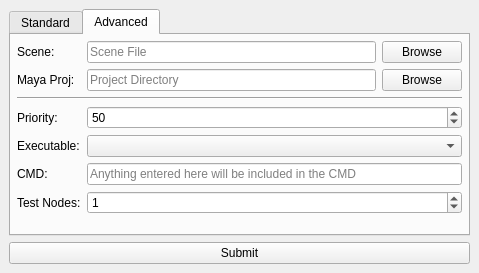
The window that ui/UI_Submitter.ui (david2777/DPS_Hydra) describes before a commit, drawn with Qt 5.
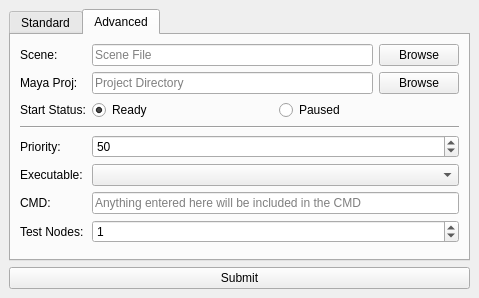
The same window after the commit. The open tabs and pages were chosen to show the change.

Commit message:
Submitter now works (for the most part)!
Still needs input validation, browse buttons, and probably a few other
things

What changed in the file:
```diff
--- a/ui/UI_Submitter.ui
+++ b/ui/UI_Submitter.ui
@@ -7,7 +7,7 @@
     <x>0</x>
     <y>0</y>
     <width>448</width>
-    <height>273</height>
+    <height>298</height>
    </rect>
   </property>
   <property name="sizePolicy">
@@ -295,19 +295,7 @@
        <attribute name="title">
         <string>Advanced</string>
        </attribute>
-       <layout class="QFormLayout" name="formLayout_3">
-        <property name="fieldGrowthPolicy">
-         <enum>QFormLayout::AllNonFixedFieldsGrow</enum>
-        </property>
-        <property name="horizontalSpacing">
-         <number>6</number>
-        </property>
-        <property name="verticalSpacing">
-         <number>6</number>
-        </property>
-        <property name="margin">
-         <number>6</number>
-        </property>
+       <layout class="QFormLayout" name="formLayout_2">
         <item row="0" column="0">
          <widget class="QLabel" name="sceneLabel">
           <property name="text">
@@ -333,14 +321,14 @@
           </item>
          </layout>
         </item>
-        <item row="2" column="0">
+        <item row="1" column="0">
          <widget class="QLabel" name="projLabel">
           <property name="text">
            <string>Maya Proj:</string>
           </property>
          </widget>
         </item>
-        <item row="2" column="1">
+        <item row="1" column="1">
          <layout class="QGridLayout" name="mayaProjLayout">
           <item row="0" column="1">
            <widget class="QPushButton" name="projButton">
@@ -361,7 +349,35 @@
           </item>
          </layout>
         </item>
-        <item row="6" column="0">
+        <item row="2" column="1">
+         <layout class="QHBoxLayout" name="startStatusLayout">
+          <item>
+           <widget class="QRadioButton" name="startStatusRadioButton">
+            <property name="text">
+             <string>Ready</string>
+            </property>
+            <property name="checked">
+             <bool>true</bool>
+            </property>
+           </widget>
+          </item>
+          <item>
+           <widget class="QRadioButton" name="startStatusLabel">
+            <property name="text">
+             <string>Paused</string>
+            </property>
+           </widget>
+          </item>
+         </layout>
+        </item>
+        <item row="3" column="0" colspan="2">
+         <widget class="Line" name="line">
+          <property name="orientation">
+           <enum>Qt::Horizontal</enum>
+          </property>
+         </widget>
+        </item>
+        <item row="5" column="0">
          <widget class="QLabel" name="priorityLabel">
           <property name="text">
            <string>Priority:</string>
@@ -371,7 +387,7 @@
           </property>
          </widget>
         </item>
-        <item row="6" column="1">
+        <item row="5" column="1">
          <widget class="QSpinBox" name="prioritySpinBox">
           <property name="minimum">
            <number>-100</number>
@@ -428,10 +444,10 @@
           </property>
          </widget>
         </item>
-        <item row="5" column="0" colspan="2">
-         <widget class="Line" name="line">
-          <property name="orientation">
-           <enum>Qt::Horizontal</enum>
+        <item row="2" column="0">
+         <widget class="QLabel" name="startStatusLabel_2">
+          <property name="text">
+           <string>Start Status:</string>
           </property>
          </widget>
         </item>
```
Left out of the diff: 82 changed lines with no effect on the pictures. The commit also changes 5 other files.
